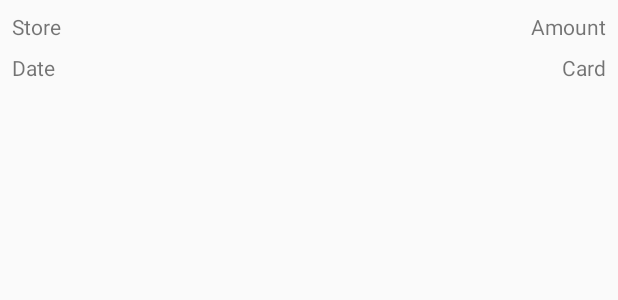
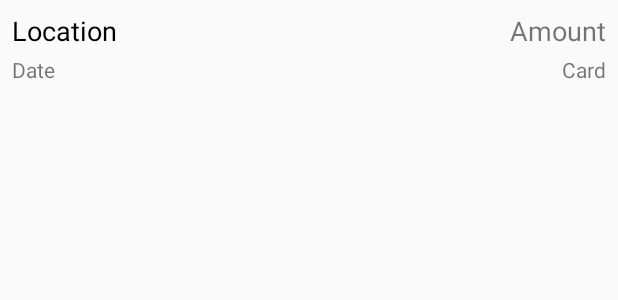
Before and after one commit to mqunell/Receipts, an Android app: the layout list_item_receipt.xml on its own in the app's theme, with its tools: preview values and no code run, on a phone screen of 412 x 824 dp. Shown: the top 300 px of the screen. Run offline under Robolectric (Android 15) with nearby library versions, the phone set to English and light mode, and no system bars.

```diff
--- a/app/build.gradle
+++ b/app/build.gradle
@@ -2,7 +2,7 @@ apply plugin: 'com.android.application'
 
 android {
     compileSdkVersion 26
-    buildToolsVersion "26.0.0"
+    buildToolsVersion "26.0.1"
     defaultConfig {
         applicationId "com.mattqunell.receipts"
         minSdkVersion 19
--- a/app/src/main/java/com/mattqunell/receipts/ReceiptListFragment.java
+++ b/app/src/main/java/com/mattqunell/receipts/ReceiptListFragment.java
@@ -1,9 +1,11 @@
 package com.mattqunell.receipts;
 
+import android.graphics.Color;
 import android.support.v4.app.Fragment;
 import android.os.Bundle;
 import android.support.v7.widget.LinearLayoutManager;
 import android.support.v7.widget.RecyclerView;
+import android.text.format.DateFormat;
 import android.view.LayoutInflater;
 import android.view.View;
 import android.view.ViewGroup;
@@ -76,8 +78,9 @@ public class ReceiptListFragment extends Fragment {
             mReceipt = receipt;
 
             mLocation.setText(mReceipt.getLocation());
-            mDate.setText(mReceipt.getDate().toString());
+            mDate.setText(DateFormat.format("M/dd", mReceipt.getDate()));
             mAmount.setText(mReceipt.getAmount().toString());
+            mAmount.setTextColor(mReceipt.wasPaid() ? Color.RED : Color.GREEN);
             mCard.setText(mReceipt.getCard());
         }
 
--- a/app/src/main/res/layout/list_item_receipt.xml
+++ b/app/src/main/res/layout/list_item_receipt.xml
@@ -4,7 +4,8 @@
     xmlns:app="http://schemas.android.com/apk/res-auto"
     xmlns:tools="http://schemas.android.com/tools"
     android:layout_width="match_parent"
-    android:layout_height="wrap_content">
+    android:layout_height="wrap_content"
+    android:layout_marginBottom="8dp">
 
     <TextView
         android:id="@+id/receipt_location"
@@ -12,16 +13,18 @@
         android:layout_height="wrap_content"
         android:layout_marginStart="8dp"
         android:layout_marginTop="8dp"
+        android:textSize="18sp"
+        android:textColor="@android:color/black"
         app:layout_constraintLeft_toLeftOf="parent"
         app:layout_constraintTop_toTopOf="parent"
-        tools:text="Store"/>
+        tools:text="Location"/>
 
     <TextView
         android:id="@+id/receipt_date"
         android:layout_width="wrap_content"
         android:layout_height="wrap_content"
         android:layout_marginStart="8dp"
-        android:layout_marginTop="8dp"
+        android:layout_marginTop="4dp"
         app:layout_constraintLeft_toLeftOf="parent"
         app:layout_constraintTop_toBottomOf="@+id/receipt_location"
         tools:text="Date"/>
@@ -30,20 +33,21 @@
         android:id="@+id/receipt_amount"
         android:layout_width="wrap_content"
         android:layout_height="wrap_content"
-        tools:text="Amount"
-        app:layout_constraintTop_toTopOf="parent"
         android:layout_marginTop="8dp"
         android:layout_marginEnd="8dp"
-        app:layout_constraintRight_toRightOf="parent"/>
+        android:textSize="18sp"
+        app:layout_constraintTop_toTopOf="parent"
+        app:layout_constraintRight_toRightOf="parent"
+        tools:text="Amount"/>
 
     <TextView
         android:id="@+id/receipt_card"
         android:layout_width="wrap_content"
         android:layout_height="wrap_content"
-        tools:text="Card"
-        android:layout_marginTop="8dp"
+        android:layout_marginTop="4dp"
+        android:layout_marginEnd="8dp"
         app:layout_constraintTop_toBottomOf="@+id/receipt_amount"
-        android:layout_marginEnd="8dp"
-        app:layout_constraintRight_toRightOf="parent"/>
+        app:layout_constraintRight_toRightOf="parent"
+        tools:text="Card"/>
 
 </android.support.constraint.ConstraintLayout>
```
